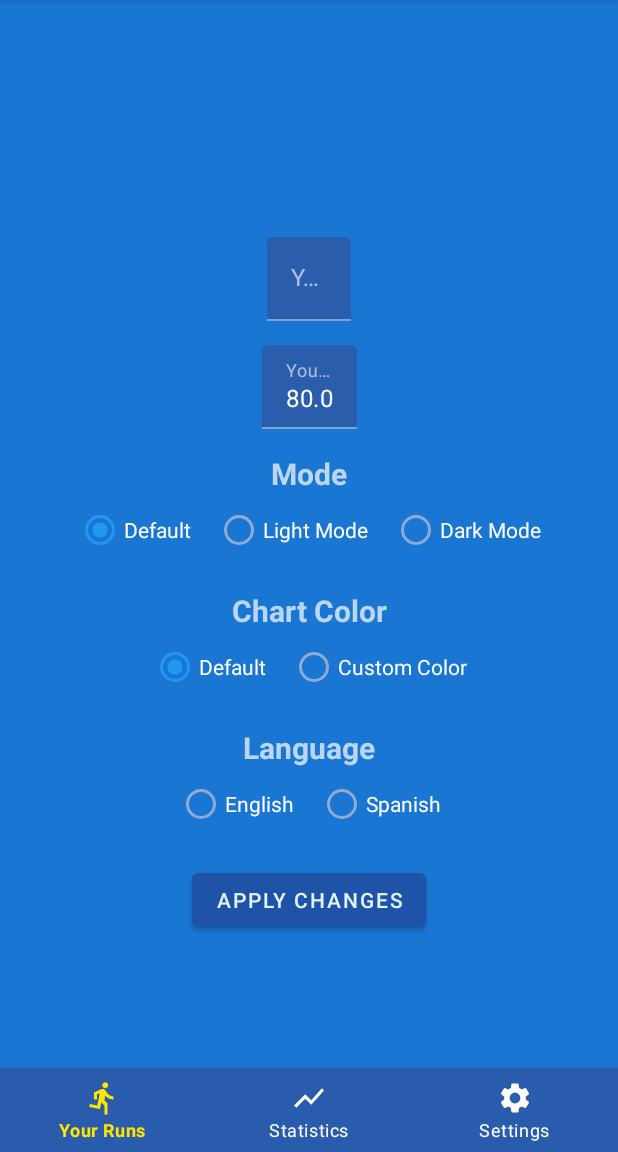
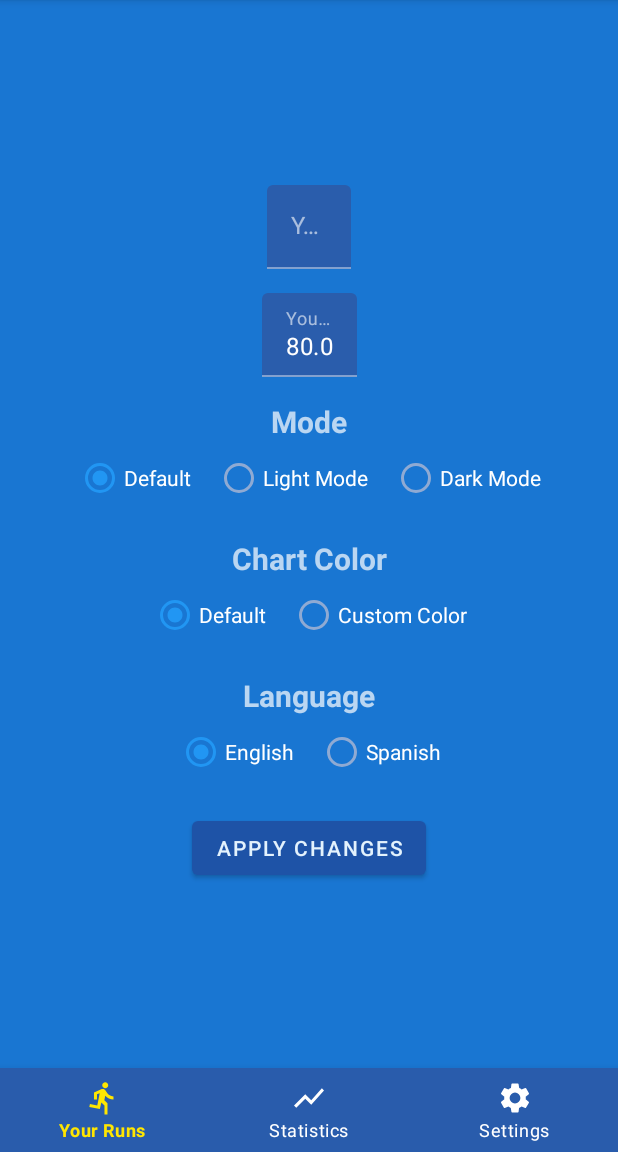
Before and after one commit to TyGBenjamin/Running_App, an Android app built with Jetpack Compose: the SettingsFragment screen opened through its navigation route, on a phone screen of 412 x 824 dp, the part 84-1236 px from its top. Run offline under Robolectric (Android 15) with nearby library versions, the phone set to English and light mode, and no system bars; our stand-ins replace Dagger/Hilt's generated code, navigation-ui; libraries missing offline, so code that uses them is left out: com.skydoves.colorpickerview; 2 statements that could not run were skipped.

Commit message:
Centered settings on screen to prevent hiding Apply Changes button

```diff
--- a/app/src/main/java/com/androiddevs/runningappyt/ui/fragments/SettingsFragment.kt
+++ b/app/src/main/java/com/androiddevs/runningappyt/ui/fragments/SettingsFragment.kt
@@ -104,7 +104,7 @@ class SettingsFragment : Fragment() {
 
         etName.setText(name)
         etWeight.setText(weight.toString())
-        val english = sharedPreferences.getBoolean(RADIO_ENGLISH, false)
+        val english = sharedPreferences.getBoolean(RADIO_ENGLISH, true)
         val spanish = sharedPreferences.getBoolean(RADIO_SPANISH, false)
         languageEnglish.isChecked = english
         languageSpanish.isChecked = spanish
--- a/app/src/main/res/layout/fragment_settings.xml
+++ b/app/src/main/res/layout/fragment_settings.xml
@@ -4,16 +4,24 @@
     xmlns:tools="http://schemas.android.com/tools"
     android:layout_width="match_parent"
     android:layout_height="match_parent"
-    android:padding="16dp">
+    android:layout_centerVertical="true"
+    android:padding="16dp"
+    app:layout_constraintBottom_toBottomOf="parent"
+    app:layout_constraintTop_toTopOf="parent">
+
+    <androidx.constraintlayout.widget.ConstraintLayout
+        android:layout_width="match_parent"
+        android:layout_height="wrap_content"
+        app:layout_constraintBottom_toBottomOf="parent"
+        app:layout_constraintTop_toTopOf="parent">
 
         <com.google.android.material.textfield.TextInputLayout
             android:id="@+id/tilName"
             android:layout_width="wrap_content"
             android:layout_height="wrap_content"
-        android:layout_marginBottom="16dp"
-        app:layout_constraintBottom_toTopOf="@+id/tilWeight"
             app:layout_constraintEnd_toEndOf="parent"
-        app:layout_constraintStart_toStartOf="parent">
+            app:layout_constraintStart_toStartOf="parent"
+            app:layout_constraintTop_toTopOf="parent">
 
             <com.google.android.material.textfield.TextInputEditText
                 android:id="@+id/etName"
@@ -29,12 +37,11 @@
             android:id="@+id/tilWeight"
             android:layout_width="wrap_content"
             android:layout_height="wrap_content"
-        app:layout_constraintBottom_toTopOf="@+id/tvMode"
-        android:layout_marginBottom="16dp"
+            android:layout_marginTop="16dp"
             app:layout_constraintEnd_toEndOf="parent"
             app:layout_constraintHorizontal_bias="0.5"
             app:layout_constraintStart_toStartOf="parent"
-        >
+            app:layout_constraintTop_toBottomOf="@id/tilName">
 
             <com.google.android.material.textfield.TextInputEditText
                 android:id="@+id/etWeight"
@@ -50,13 +57,13 @@
             android:id="@+id/tvMode"
             android:layout_width="wrap_content"
             android:layout_height="wrap_content"
+            android:layout_marginTop="16dp"
             android:text="@string/Mode"
             android:textSize="20sp"
             android:textStyle="bold"
             app:layout_constraintEnd_toEndOf="parent"
             app:layout_constraintStart_toStartOf="parent"
-        app:layout_constraintBottom_toTopOf="@+id/guideline3"
-        app:layout_constraintTop_toTopOf="@+id/guideline3" />
+            app:layout_constraintTop_toBottomOf="@id/tilWeight" />
 
         <RadioGroup
             android:id="@+id/btnMode"
@@ -132,28 +139,28 @@
             android:id="@+id/layoutChartColors"
             android:layout_width="wrap_content"
             android:layout_height="wrap_content"
+            android:gravity="center"
             android:orientation="horizontal"
             android:visibility="gone"
-        app:layout_constraintTop_toBottomOf="@+id/radioGroupChart"
             app:layout_constraintEnd_toEndOf="parent"
             app:layout_constraintStart_toStartOf="parent"
-        android:gravity="center">
+            app:layout_constraintTop_toBottomOf="@+id/radioGroupChart">
 
             <LinearLayout
                 android:layout_width="wrap_content"
                 android:layout_height="wrap_content"
-            android:orientation="vertical"
+                android:layout_marginEnd="16dp"
                 android:gravity="center"
-            android:layout_marginEnd="16dp">
+                android:orientation="vertical">
 
                 <TextView
                     android:id="@+id/textCustomColor"
                     android:layout_width="wrap_content"
                     android:layout_height="wrap_content"
                     android:gravity="center"
+                    android:text="@string/customColorLabel"
                     android:textSize="16dp"
-                android:textStyle="bold"
-                android:text="@string/customColorLabel"/>
+                    android:textStyle="bold" />
 
 
                 <LinearLayout
@@ -161,35 +168,36 @@
                     android:layout_height="wrap_content"
                     android:background="@drawable/drawable_background"
                     android:orientation="vertical">
+
                     <TextView
                         android:id="@+id/colorChart"
                         android:layout_width="wrap_content"
+                        android:layout_height="wrap_content"
                         android:layout_margin="1dp"
+                        android:background="@color/colorAccent"
+                        android:padding="5dp"
+                        android:text="@string/colorChange"
                         android:textSize="16dp"
-                    android:textStyle="bold"
-                    android:padding="5dp"
-                    android:layout_height="wrap_content"
-                    android:text="@string/colorChange"
-                    android:background="@color/colorAccent"/>
+                        android:textStyle="bold" />
                 </LinearLayout>
             </LinearLayout>
 
             <LinearLayout
                 android:layout_width="wrap_content"
                 android:layout_height="wrap_content"
-            android:orientation="vertical"
+                android:gravity="center"
 
-            android:gravity="center">
+                android:orientation="vertical">
 
                 <TextView
                     android:id="@+id/textBarColor"
                     android:layout_width="wrap_content"
                     android:layout_height="wrap_content"
                     android:gravity="center"
+                    android:text="@string/bar_color_label"
                     android:textSize="16dp"
                     android:textStyle="bold"
-                android:text="@string/bar_color_label"
-                app:layout_constraintEnd_toEndOf="parent"/>
+                    app:layout_constraintEnd_toEndOf="parent" />
 
                 <LinearLayout
 
@@ -197,60 +205,60 @@
                     android:layout_height="wrap_content"
                     android:background="@drawable/drawable_background"
                     android:orientation="vertical">
+
                     <TextView
                         android:id="@+id/colorBar"
                         android:layout_width="wrap_content"
+                        android:layout_height="wrap_content"
                         android:layout_margin="1dp"
-                    android:layout_height="wrap_content"
-                    android:textSize="16dp"
-                    android:textStyle="bold"
+                        android:background="@color/colorAccent"
                         android:padding="5dp"
                         android:text="@string/colorChange"
-                    android:background="@color/colorAccent"/>
+                        android:textSize="16dp"
+                        android:textStyle="bold" />
                 </LinearLayout>
             </LinearLayout>
         </LinearLayout>
 
 
-
         <TextView
             android:id="@+id/language"
+            android:layout_width="wrap_content"
+            android:layout_height="wrap_content"
+            android:layout_marginTop="16dp"
             android:text="@string/Language"
             android:textSize="20sp"
             android:textStyle="bold"
-        android:layout_width="wrap_content"
-        android:layout_height="wrap_content"
-        android:layout_marginTop="16dp"
             app:layout_constraintEnd_toEndOf="parent"
             app:layout_constraintStart_toStartOf="parent"
-        app:layout_constraintTop_toBottomOf="@+id/layoutChartColors"/>
+            app:layout_constraintTop_toBottomOf="@+id/layoutChartColors" />
 
         <RadioGroup
             android:id="@+id/languageChoice"
             android:layout_width="match_parent"
             android:layout_height="wrap_content"
+            android:gravity="center"
+            android:orientation="horizontal"
+            android:textAlignment="center"
             app:layout_constraintEnd_toEndOf="parent"
             app:layout_constraintStart_toStartOf="parent"
-        app:layout_constraintTop_toBottomOf="@id/language"
-        android:orientation="horizontal"
-        android:gravity="center"
-        android:textAlignment="center">
+            app:layout_constraintTop_toBottomOf="@id/language">
 
-        <RadioButton android:id="@+id/languageEnglish"
+            <RadioButton
+                android:id="@+id/languageEnglish"
                 android:layout_width="wrap_content"
                 android:layout_height="wrap_content"
                 android:checked="true"
-            android:text="@string/English"
-            />
-        <RadioButton android:id="@+id/languageSpanish"
+                android:text="@string/English" />
+
+            <RadioButton
+                android:id="@+id/languageSpanish"
                 android:layout_width="wrap_content"
                 android:layout_height="wrap_content"
                 android:layout_marginStart="16dp"
-            android:text="@string/Spanish"
-            />
+                android:text="@string/Spanish" />
 
         </RadioGroup>
-
 
 
         <Button
@@ -263,11 +271,6 @@
             app:layout_constraintStart_toStartOf="parent"
             app:layout_constraintTop_toBottomOf="@+id/languageChoice" />
 
-    <androidx.constraintlayout.widget.Guideline
-        android:id="@+id/guideline3"
-        android:layout_width="wrap_content"
-        android:layout_height="wrap_content"
-        android:orientation="horizontal"
-        app:layout_constraintGuide_percent="0.44" />
+    </androidx.constraintlayout.widget.ConstraintLayout>
 
 </androidx.constraintlayout.widget.ConstraintLayout>
```
Lines whose indentation alone changed are shown as unchanged.
